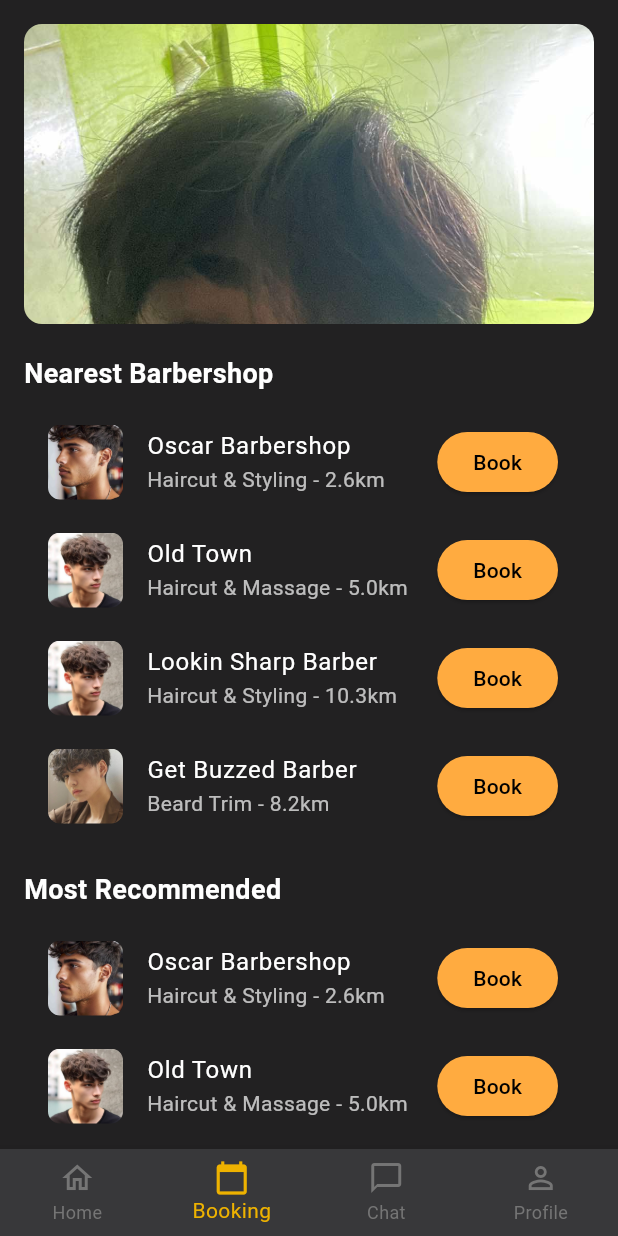
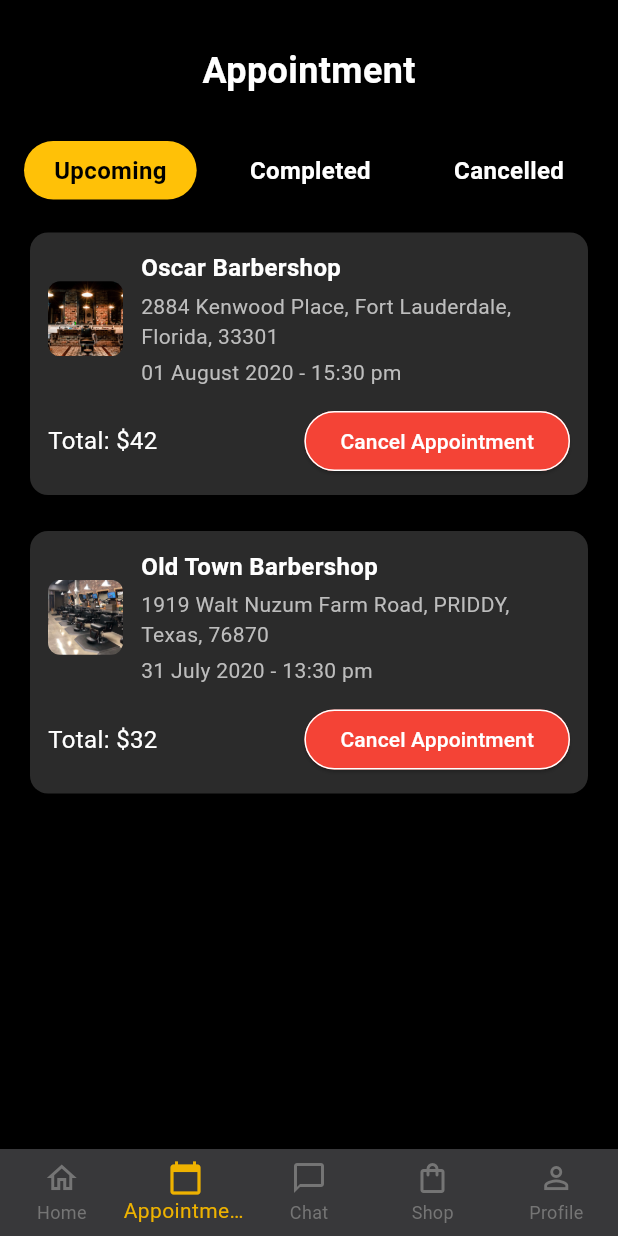
Before and after one commit to Fumihito31/Gupit_App, a Flutter app: the HomePage screen opened by its route, item 2 of the bottom bar chosen, on a phone screen of 412 x 824 dp. Run offline on Flutter 3.47's test engine with Material 3 defaults, Android fonts, the phone set to English and light mode, and no system bars.

Commit message:
appointment_profile_shop_UI

```diff
--- a/gupit_app/lib/components/bot_nav.dart
+++ b/gupit_app/lib/components/bot_nav.dart
@@ -2,6 +2,8 @@ import 'package:flutter/material.dart';
 import '../main_page/homepage.dart'; // Import HomePage
 import '../main_page/chat.dart'; // Import ChatPage
 import '../main_page/profile.dart'; // Import ProfilePage
+import '../main_page/appointment.dart'; // Import AppointmentPage
+import '../main_page/shop.dart'; // Import ShopPage
 
 class BotNavBar extends StatelessWidget {
   final int selectedIndex;
@@ -30,12 +32,17 @@ class BotNavBar extends StatelessWidget {
         BottomNavigationBarItem(
           icon: Icon(Icons.calendar_today_outlined),
           activeIcon: Icon(Icons.calendar_today),
-          label: 'Booking',
+          label: 'Appointment',
         ),
         BottomNavigationBarItem(
           icon: Icon(Icons.chat_bubble_outline),
           activeIcon: Icon(Icons.chat_bubble),
           label: 'Chat',
+        ),
+        BottomNavigationBarItem(
+          icon: Icon(Icons.shopping_bag_outlined), // Added icon for shop
+          activeIcon: Icon(Icons.shopping_bag), // Active icon for shop
+          label: 'Shop',
         ),
         BottomNavigationBarItem(
           icon: Icon(Icons.person_outline),
@@ -49,13 +56,34 @@ class BotNavBar extends StatelessWidget {
   void _handleNavigation(int index, BuildContext context) {
     switch (index) {
       case 0:
-        Navigator.pushReplacement(context, MaterialPageRoute(builder: (context) => HomePage()));
+        Navigator.pushReplacement(
+          context,
+          MaterialPageRoute(builder: (context) => HomePage()),
+        );
+        break;
+      case 1:
+        Navigator.pushReplacement(
+          context,
+          MaterialPageRoute(builder: (context) => AppointmentPage()), // Navigate to AppointmentPage
+        );
         break;
       case 2:
-        Navigator.pushReplacement(context, MaterialPageRoute(builder: (context) => ChatPage()));
+        Navigator.pushReplacement(
+          context,
+          MaterialPageRoute(builder: (context) => ChatPage()),
+        );
         break;
       case 3:
-        Navigator.pushReplacement(context, MaterialPageRoute(builder: (context) => ProfilePage()));
+        Navigator.pushReplacement(
+          context,
+          MaterialPageRoute(builder: (context) => ShopPage()), // Navigate to ShopPage
+        );
+        break;
+      case 4:
+        Navigator.pushReplacement(
+          context,
+          MaterialPageRoute(builder: (context) => ProfilePage()),
+        );
         break;
       default:
         // Handle other tabs if necessary
--- /dev/null
+++ b/gupit_app/lib/main_page/appointment.dart
@@ -0,0 +1,211 @@
+import 'package:flutter/material.dart';
+import '../components/bot_nav.dart'; // Import your custom Bottom Navigation Bar
+
+class AppointmentPage extends StatefulWidget {
+  @override
+  _AppointmentPageState createState() => _AppointmentPageState();
+}
+
+class _AppointmentPageState extends State<AppointmentPage> {
+  int _selectedTab = 0; // Toggle index for the Upcoming, Completed, and Canceled tabs
+
+  @override
+  Widget build(BuildContext context) {
+    return Scaffold(
+      backgroundColor: Colors.black, // Ensure a consistent background color
+      bottomNavigationBar: BotNavBar(
+        selectedIndex: 1, // Index for Appointment page
+        onTap: (index) {
+          // Handle bottom nav bar item taps here
+        },
+      ),
+      body: SafeArea(
+        child: Column(
+          children: [
+            Padding(
+              padding: const EdgeInsets.symmetric(horizontal: 16.0, vertical: 30),
+              child: Text(
+                'Appointment',
+                style: TextStyle(
+                  fontSize: 24,
+                  fontWeight: FontWeight.bold,
+                  color: Colors.white,
+                ),
+              ),
+            ),
+            _buildToggleTabs(), // Tab toggle buttons
+            SizedBox(height: 10),
+            Expanded(
+              child: _buildAppointmentList(), // Display the list of appointments
+            ),
+          ],
+        ),
+      ),
+    );
+  }
+
+  Widget _buildToggleTabs() {
+    return Padding(
+      padding: const EdgeInsets.symmetric(horizontal: 16.0),
+      child: Row(
+        mainAxisAlignment: MainAxisAlignment.spaceBetween,
+        children: [
+          _buildTabButton('Upcoming', 0),
+          _buildTabButton('Completed', 1),
+          _buildTabButton('Cancelled', 2),
+        ],
+      ),
+    );
+  }
+
+  Widget _buildTabButton(String title, int index) {
+    bool isSelected = _selectedTab == index;
+    return GestureDetector(
+      onTap: () {
+        setState(() {
+          _selectedTab = index;
+        });
+      },
+      child: Container(
+        padding: EdgeInsets.symmetric(horizontal: 20, vertical: 8),
+        decoration: BoxDecoration(
+          color: isSelected ? Colors.amber : Colors.transparent,
+          borderRadius: BorderRadius.circular(20),
+        ),
+        child: Text(
+          title,
+          style: TextStyle(
+            fontSize: 16,
+            fontWeight: FontWeight.bold,
+            color: isSelected ? Colors.black : Colors.white,
+          ),
+        ),
+      ),
+    );
+  }
+
+  Widget _buildAppointmentList() {
+    // Sample data for appointments
+    List<Map<String, String>> appointments = [
+      {
+        'status': 'Pending',
+        'shopName': 'Oscar Barbershop',
+        'address': '2884 Kenwood Place, Fort Lauderdale, Florida, 33301',
+        'date': '01 August 2020 - 15:30 pm',
+        'price': '\$42',
+        'image': 'lib/assets/BS2.jpg', // Replace with your image path
+      },
+      {
+        'status': 'Pending',
+        'shopName': 'Old Town Barbershop',
+        'address': '1919 Walt Nuzum Farm Road, PRIDDY, Texas, 76870',
+        'date': '31 July 2020 - 13:30 pm',
+        'price': '\$32',
+        'image': 'lib/assets/BS1.jpg', // Replace with your image path
+      },
+    ];
+
+    return ListView.builder(
+      itemCount: appointments.length,
+      itemBuilder: (context, index) {
+        return _buildAppointmentCard(appointments[index]);
+      },
+    );
+  }
+
+  Widget _buildAppointmentCard(Map<String, String> appointment) {
+    return Padding(
+      padding: const EdgeInsets.symmetric(horizontal: 16.0, vertical: 8.0),
+      child: ConstrainedBox(
+        constraints: BoxConstraints(
+          maxWidth: MediaQuery.of(context).size.width - 32, // Ensure it fits within the screen
+        ),
+        child: Card(
+          color: Color(0xff2b2b2b), // Dark card background
+          shape: RoundedRectangleBorder(borderRadius: BorderRadius.circular(12)),
+          child: Padding(
+            padding: const EdgeInsets.all(12.0),
+            child: Column(
+              crossAxisAlignment: CrossAxisAlignment.start,
+              children: [
+                Row(
+                  children: [
+                    ClipRRect(
+                      borderRadius: BorderRadius.circular(8),
+                      child: Image.asset(
+                        appointment['image']!,
+                        height: 50,
+                        width: 50,
+                        fit: BoxFit.cover,
+                      ),
+                    ),
+                    SizedBox(width: 12),
+                    Expanded(
+                      child: Column(
+                        crossAxisAlignment: CrossAxisAlignment.start,
+                        children: [
+                          Text(
+                            appointment['shopName']!,
+                            style: TextStyle(
+                              fontSize: 16,
+                              fontWeight: FontWeight.bold,
+                              color: Colors.white,
+                            ),
+                          ),
+                          SizedBox(height: 4),
+                          Text(
+                            appointment['address']!,
+                            style: TextStyle(
+                              fontSize: 14,
+                              color: Colors.grey[400],
+                            ),
+                          ),
+                          SizedBox(height: 4),
+                          Text(
+                            appointment['date']!,
+                            style: TextStyle(
+                              fontSize: 14,
+                              color: Colors.grey[400],
+                            ),
+                          ),
+                        ],
+                      ),
+                    ),
+                  ],
+                ),
+                SizedBox(height: 12),
+                Row(
+                  mainAxisAlignment: MainAxisAlignment.spaceBetween,
+                  children: [
+                    Text(
+                      'Total: ${appointment['price']}',
+                      style: TextStyle(
+                        fontSize: 16,
+                        color: Colors.white,
+                      ),
+                    ),
+                    ElevatedButton(
+                      onPressed: () {
+                        // Handle Cancel Appointment
+                      },
+                      style: ElevatedButton.styleFrom(
+                        backgroundColor: Colors.red, // Make the background transparent
+                        side: BorderSide(color: Colors.white), // White border
+                      ),
+                      child: Text(
+                        'Cancel Appointment',
+                        style: TextStyle(
+                          color: Colors.white, // Change text color to white
+                        ),
+                      ),
+                    ),
+                  ],
+                ),
+              ],
+            ),
+          ),
+        ),
+      ),
+    );
+  }
+}
```
Also changed, not shown: gupit_app/lib/main_page/profile.dart (+54 -15 lines), gupit_app/lib/main_page/shop.dart (added, +133 -0 lines).
